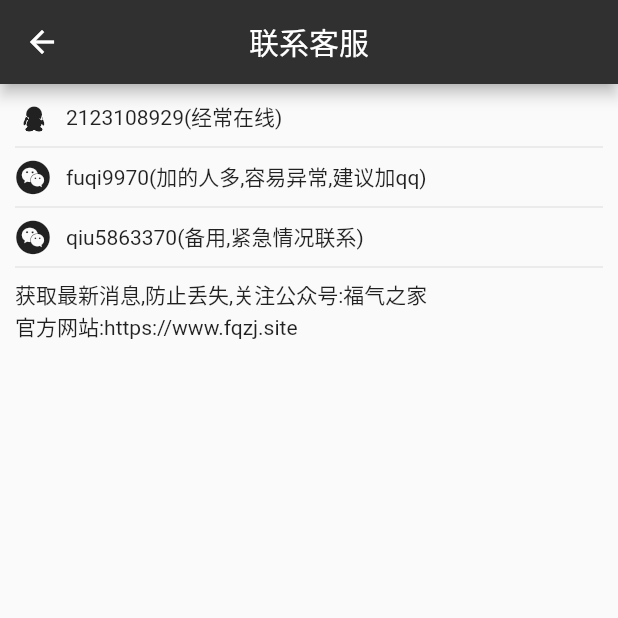
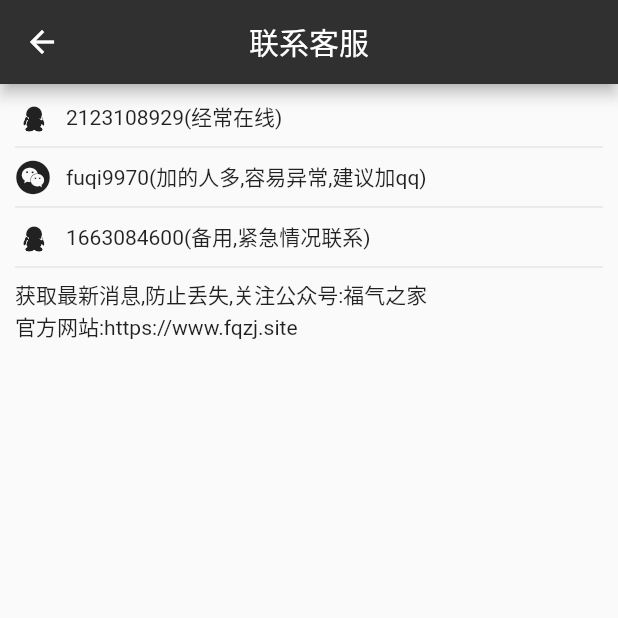
Before and after one commit to lisiyizu/flutter_fuqi, a Flutter app: the kefuPage screen opened by its route, on a phone screen of 412 x 824 dp, the top half of it. Run offline on Flutter 3.47's test engine with Material 2 defaults, Android fonts, the phone set to English and light mode, and no system bars; our stand-ins replace cached_network_image, chewie, dio, fluttertoast, image_gallery_saver, image_picker and 3 more; missing offline and left inert: flutter_refresh; accounts and stored records are empty.

Commit message:
修改联系

```diff
--- a/lib/constants.dart
+++ b/lib/constants.dart
@@ -78,7 +78,7 @@ class Constants {
   static const defaultImage = 'assets/images/couple.jpg';
   static const qq = '2123108929(经常在线)';
   static const weixin = 'fuqi9970(加的人多,容易异常,建议加qq)';
-  static const weixin2 = 'qiu5863370(备用,紧急情况联系)';
+  static const qq2 = '1663084600(备用,紧急情况联系)';
   static const gongzhonghao = '福气之家';
   static double bannerImageHeight = 150.0; //轮播图高度
   static const String version = "1.1";//当前系统版本
--- a/lib/my/kefuPage.dart
+++ b/lib/my/kefuPage.dart
@@ -39,9 +39,9 @@ class kefuPage extends StatelessWidget{
                   alignment: Alignment.centerLeft,
                   child:Row(
                       children: <Widget>[
-                        Icon(IconData(0xe768,fontFamily: Constants.IconFontFamily)),
+                        Icon(IconData(0xe605,fontFamily: Constants.IconFontFamily)),
                         Container(width: 10.0,),
-                        Text(Constants.weixin2)
+                        Text(Constants.qq2)
                       ]),
                 ),
                 Divider(),
```
